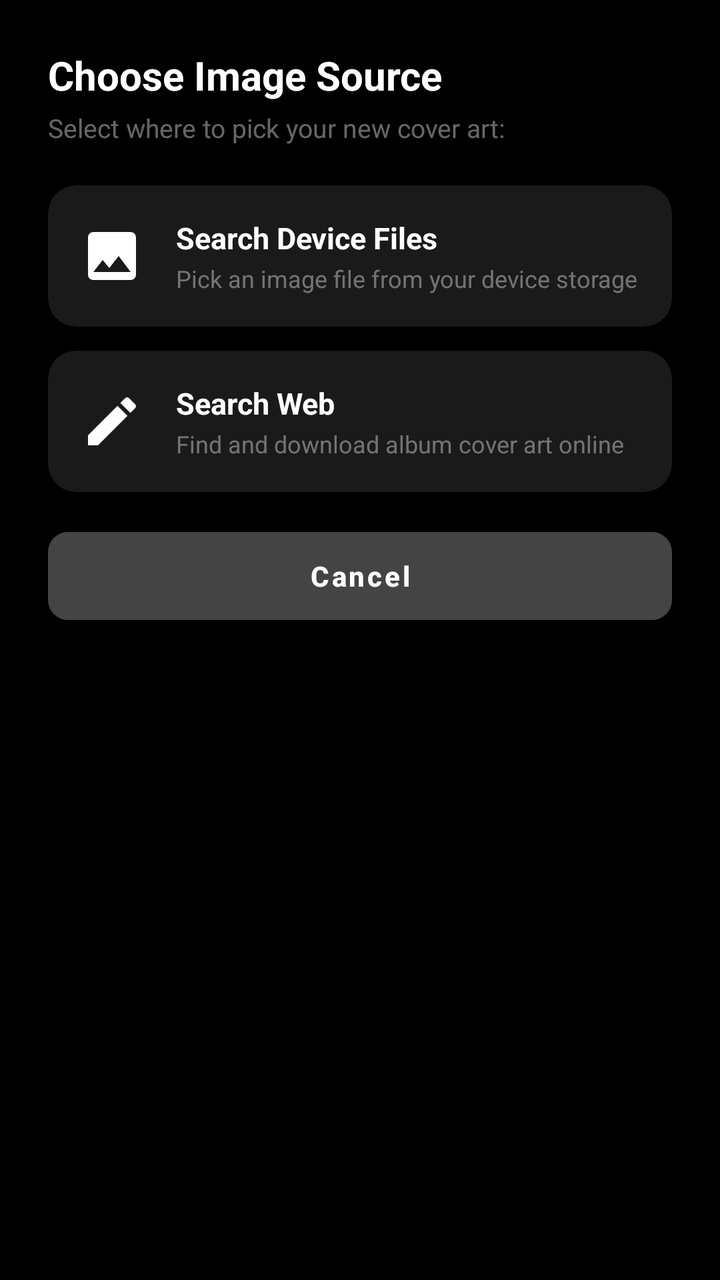
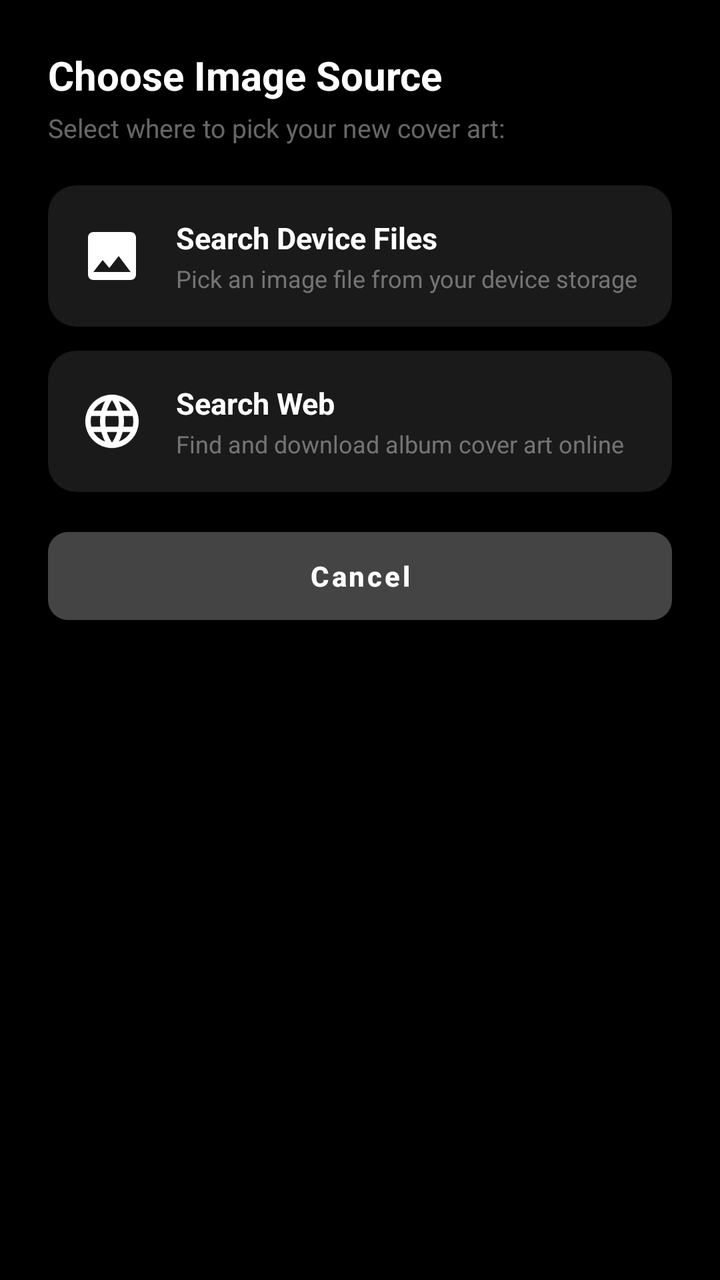

Before-and-after screenshots of an Android layout around one commit, followed by the original layout XML and the change that was made.
<!-- AndroidManifest.xml: application theme Theme.MyApplication -->
<!-- res/layout/dialog_choose_image_source.xml -->
<?xml version="1.0" encoding="utf-8"?>
<LinearLayout xmlns:android="http://schemas.android.com/apk/res/android"
    xmlns:app="http://schemas.android.com/apk/res-auto"
    xmlns:tools="http://schemas.android.com/tools"
    android:layout_width="match_parent"
    android:layout_height="wrap_content"
    android:orientation="vertical"
    android:padding="24dp">

    <TextView
        android:layout_width="wrap_content"
        android:layout_height="wrap_content"
        android:text="Choose Image Source"
        android:textColor="@color/white"
        android:textSize="20sp"
        android:textStyle="bold" />

    <TextView
        android:layout_width="wrap_content"
        android:layout_height="wrap_content"
        android:layout_marginTop="4dp"
        android:layout_marginBottom="20dp"
        android:text="Select where to pick your new cover art:"
        android:textColor="@color/light_gray"
        android:textSize="13sp" />

    
    <androidx.cardview.widget.CardView
        android:id="@+id/cardOptionDevice"
        android:layout_width="match_parent"
        android:layout_height="wrap_content"
        android:layout_marginBottom="12dp"
        android:clickable="true"
        android:focusable="true"
        android:foreground="?attr/selectableItemBackground"
        app:cardBackgroundColor="#1A1A1A"
        app:cardCornerRadius="14dp"
        app:cardElevation="0dp">

        <LinearLayout
            android:layout_width="match_parent"
            android:layout_height="wrap_content"
            android:gravity="center_vertical"
            android:orientation="horizontal"
            android:padding="16dp">

            <ImageView
                android:id="@+id/iconOptionDevice"
                android:layout_width="32dp"
                android:layout_height="32dp"
                android:layout_marginEnd="16dp"
                android:contentDescription="@null"
                android:src="@drawable/baseline_image_24"
                app:tint="@color/white" />

            <LinearLayout
                android:layout_width="match_parent"
                android:layout_height="wrap_content"
                android:orientation="vertical">

                <TextView
                    android:layout_width="wrap_content"
                    android:layout_height="wrap_content"
                    android:text="Search Device Files"
                    android:textColor="@color/white"
                    android:textSize="15sp"
                    android:textStyle="bold" />

                <TextView
                    android:layout_width="wrap_content"
                    android:layout_height="wrap_content"
                    android:layout_marginTop="2dp"
                    android:text="Pick an image file from your device storage"
                    android:textColor="@color/light_gray"
                    android:textSize="12sp" />

            </LinearLayout>

        </LinearLayout>

    </androidx.cardview.widget.CardView>

    
    <androidx.cardview.widget.CardView
        android:id="@+id/cardOptionWeb"
        android:layout_width="match_parent"
        android:layout_height="wrap_content"
        android:layout_marginBottom="20dp"
        android:clickable="true"
        android:focusable="true"
        android:foreground="?attr/selectableItemBackground"
        app:cardBackgroundColor="#1A1A1A"
        app:cardCornerRadius="14dp"
        app:cardElevation="0dp">

        <LinearLayout
            android:layout_width="match_parent"
            android:layout_height="wrap_content"
            android:gravity="center_vertical"
            android:orientation="horizontal"
            android:padding="16dp">

            <ImageView
                android:id="@+id/iconOptionWeb"
                android:layout_width="32dp"
                android:layout_height="32dp"
                android:layout_marginEnd="16dp"
                android:contentDescription="@null"
                android:src="@drawable/baseline_edit_24"
                app:tint="@color/white" />

            <LinearLayout
                android:layout_width="match_parent"
                android:layout_height="wrap_content"
                android:orientation="vertical">

                <TextView
                    android:layout_width="wrap_content"
                    android:layout_height="wrap_content"
                    android:text="Search Web"
                    android:textColor="@color/white"
                    android:textSize="15sp"
                    android:textStyle="bold" />

                <TextView
                    android:layout_width="wrap_content"
                    android:layout_height="wrap_content"
                    android:layout_marginTop="2dp"
                    android:text="Find and download album cover art online"
                    android:textColor="@color/light_gray"
                    android:textSize="12sp" />

            </LinearLayout>

        </LinearLayout>

    </androidx.cardview.widget.CardView>

    <Button
        android:id="@+id/btnCancelSource"
        android:layout_width="match_parent"
        android:layout_height="44dp"
        android:insetTop="0dp"
        android:insetBottom="0dp"
        android:text="Cancel"
        android:textAllCaps="false"
        android:textColor="@color/white"
        android:textSize="14sp"
        android:textStyle="bold"
        app:cornerRadius="10dp"
        app:elevation="0dp"
        app:strokeWidth="0dp" />

</LinearLayout>
<!-- resources referenced by this layout -->
<resources>
  <color name="light_gray">#80CCCCCC</color>
  <color name="white">#FFFFFFFF</color>
  <!-- drawable baseline_edit_24 (drawable) -->
  <vector xmlns:android="http://schemas.android.com/apk/res/android"
      android:width="24dp"
      android:height="24dp"
      android:viewportWidth="24"
      android:viewportHeight="24"
      android:tint="#FFFFFF">
      <path
          android:fillColor="@android:color/white"
          android:pathData="M3,17.25V21h3.75L17.81,9.94l-3.75,-3.75L3,17.25zM20.71,7.04c0.39,-0.39 0.39,-1.02 0,-1.41l-2.34,-2.34c-0.39,-0.39 -1.02,-0.39 -1.41,0l-1.83,1.83 3.75,3.75 1.83,-1.83z"/>
  </vector>
  <!-- drawable baseline_image_24 (drawable) -->
  <vector xmlns:android="http://schemas.android.com/apk/res/android"
      android:width="24dp"
      android:height="24dp"
      android:viewportWidth="24"
      android:viewportHeight="24"
      android:tint="#FFFFFF">
      <path
          android:fillColor="@android:color/white"
          android:pathData="M21,19V5c0,-1.1 -0.9,-2 -2,-2H5c-1.1,0 -2,0.9 -2,2v14c0,1.1 0.9,2 2,2h14c1.1,0 2,-0.9 2,-2zM8.5,13.5l2.5,3.01L14.5,12l4.5,6H5l3.5,-4.5z"/>
  </vector>
  <style name="Theme.MyApplication" parent="Base.Theme.MyApplication" />
  <style name="Base.Theme.MyApplication" parent="Theme.Material3.DayNight.NoActionBar">
          <item name="colorPrimary">@color/white</item>
          <item name="colorSecondary">#AAAAAA</item>
          <item name="colorAccent">#3D3D3D</item>
          <item name="colorControlActivated">#AAAAAA</item>
          <item name="colorControlHighlight">#33FFFFFF</item>
          <item name="android:windowBackground">@color/black</item>
          <item name="android:windowSplashScreenBackground" tools:targetApi="s">@color/black</item>
          <item name="android:windowSplashScreenAnimatedIcon" tools:targetApi="s">@android:color/transparent</item>
  
          
          <item name="materialButtonStyle">@style/Widget.App.Button</item>
      </style>
  <color name="black">#FF000000</color>
  <style name="Widget.App.Button" parent="Widget.MaterialComponents.Button">
          <item name="backgroundTint">#444444</item>
          <item name="cornerRadius">24dp</item>
          <item name="strokeColor">#555555</item>
          <item name="strokeWidth">1dp</item>
          <item name="rippleColor">#33FFFFFF</item>
          <item name="android:textColor">@color/white</item>
          <item name="android:textAllCaps">false</item>
          <item name="android:textStyle">bold</item>
          <item name="android:insetTop">0dp</item>
          <item name="android:insetBottom">0dp</item>
      </style>
</resources>

<!-- the commit's change to res/layout/dialog_choose_image_source.xml (unified diff, before → after) -->
@@ -106,7 +106,7 @@
                 android:layout_height="32dp"
                 android:layout_marginEnd="16dp"
                 android:contentDescription="@null"
-                android:src="@drawable/baseline_edit_24"
+                android:src="@drawable/baseline_language_24"
                 app:tint="@color/white" />
 
             <LinearLayout
<!-- resource entries referenced after the edit -->
@@ -2,17 +2,6 @@
 <resources>
   <color name="light_gray">#80CCCCCC</color>
   <color name="white">#FFFFFFFF</color>
-  <!-- drawable baseline_edit_24 (drawable) -->
-  <vector xmlns:android="http://schemas.android.com/apk/res/android"
-      android:width="24dp"
-      android:height="24dp"
-      android:viewportWidth="24"
-      android:viewportHeight="24"
-      android:tint="#FFFFFF">
-      <path
-          android:fillColor="@android:color/white"
-          android:pathData="M3,17.25V21h3.75L17.81,9.94l-3.75,-3.75L3,17.25zM20.71,7.04c0.39,-0.39 0.39,-1.02 0,-1.41l-2.34,-2.34c-0.39,-0.39 -1.02,-0.39 -1.41,0l-1.83,1.83 3.75,3.75 1.83,-1.83z"/>
-  </vector>
   <!-- drawable baseline_image_24 (drawable) -->
   <vector xmlns:android="http://schemas.android.com/apk/res/android"
       android:width="24dp"
@@ -23,6 +12,16 @@
       <path
           android:fillColor="@android:color/white"
           android:pathData="M21,19V5c0,-1.1 -0.9,-2 -2,-2H5c-1.1,0 -2,0.9 -2,2v14c0,1.1 0.9,2 2,2h14c1.1,0 2,-0.9 2,-2zM8.5,13.5l2.5,3.01L14.5,12l4.5,6H5l3.5,-4.5z"/>
+  </vector>
+  <!-- drawable baseline_language_24 (drawable) -->
+  <vector xmlns:android="http://schemas.android.com/apk/res/android"
+      android:width="24dp"
+      android:height="24dp"
+      android:viewportWidth="24"
+      android:viewportHeight="24">
+    <path
+        android:fillColor="@android:color/white"
+        android:pathData="M11.99,2C6.47,2 2,6.48 2,12s4.47,10 9.99,10C17.52,22 22,17.52 22,12S17.52,2 11.99,2zM18.92,8h-2.95c-0.32,-1.25 -0.78,-2.45 -1.38,-3.56 1.84,0.63 3.37,1.91 4.33,3.56zM12,4.04c0.83,1.2 1.48,2.53 1.91,3.96h-3.82c0.43,-1.43 1.08,-2.76 1.91,-3.96zM4.26,14C4.1,13.36 4,12.69 4,12s0.1,-1.36 0.26,-2h3.38c-0.08,0.66 -0.14,1.32 -0.14,2 0,0.68 0.06,1.34 0.14,2H4.26zM5.08,16h2.95c0.32,1.25 0.78,2.45 1.38,3.56C7.57,18.93 6.04,17.65 5.08,16zM8.03,8H5.08c0.96,-1.65 2.49,-2.93 4.33,-3.56C8.81,5.55 8.35,6.75 8.03,8zM12,19.96c-0.83,-1.2 -1.48,-2.53 -1.91,-3.96h3.82c-0.43,1.43 -1.08,2.76 -1.91,3.96zM14.34,14H9.66c-0.09,-0.66 -0.16,-1.32 -0.16,-2 0,-0.68 0.07,-1.35 0.16,-2h4.68c0.09,0.65 0.16,1.32 0.16,2 0,0.68 -0.07,1.34 -0.16,2zM14.59,19.56c0.6,-1.11 1.06,-2.31 1.38,-3.56h2.95c-0.96,1.65 -2.49,2.93 -4.33,3.56zM16.36,14c0.08,-0.66 0.14,-1.32 0.14,-2 0,-0.68 -0.06,-1.34 -0.14,-2h3.38c0.16,0.64 0.26,1.31 0.26,2s-0.1,1.36 -0.26,2h-3.38z"/>
   </vector>
   <style name="Theme.MyApplication" parent="Base.Theme.MyApplication" />
   <style name="Base.Theme.MyApplication" parent="Theme.Material3.DayNight.NoActionBar">
